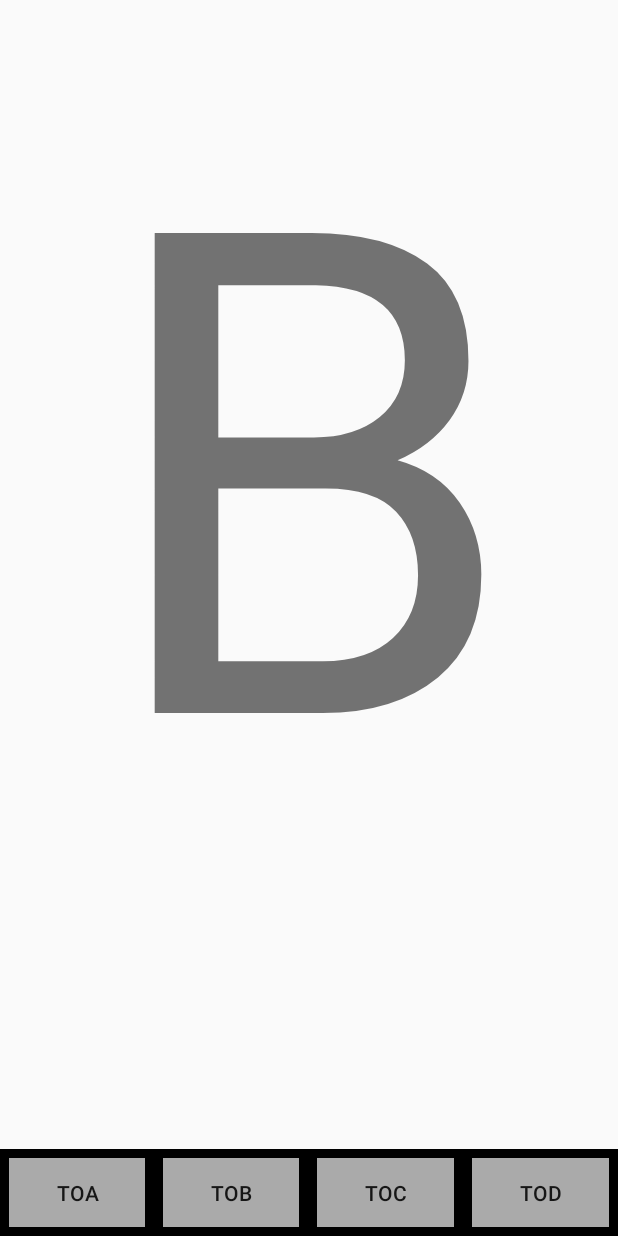
After one commit to nawaralqadhy/alqadhynawar2, an Android app: the ActivityB screen opened directly, with no data from a screen before it, on a phone screen of 412 x 824 dp. The commit adds this screen. Run offline under Robolectric (Android 15) with nearby library versions, the phone set to English and light mode, and no system bars.

Commit message:
In class activity

```diff
--- a/app/build.gradle
+++ b/app/build.gradle
@@ -27,6 +27,7 @@ dependencies {
     compile 'com.android.support:appcompat-v7:25.1.0'
     compile 'com.android.support:support-v4:25.1.0'
     compile 'com.jakewharton:butterknife:8.5.1'
+    compile 'com.android.support.constraint:constraint-layout:1.0.0-beta4'
     testCompile 'junit:junit:4.12'
     annotationProcessor 'com.jakewharton:butterknife-compiler:8.5.1'
 }
--- /dev/null
+++ b/app/src/main/java/com/example/nawaralqadhy/alqadhynawar2/ActivityB.java
@@ -0,0 +1,63 @@
+package com.example.nawaralqadhy.alqadhynawar2;
+
+import android.content.Intent;
+import android.support.v7.app.AppCompatActivity;
+import android.os.Bundle;
+import android.view.View;
+import android.widget.Button;
+
+public class ActivityB extends AppCompatActivity {
+    private Button btba;
+    private Button btbb;
+    private Button btbc;
+    private Button btbd;
+
+    @Override
+    protected void onCreate(Bundle savedInstanceState) {
+        super.onCreate(savedInstanceState);
+        setContentView(R.layout.activity_b);
+        initialView();
+        initialListener();
+
+    }
+
+    private void initialView(){
+        btba = (Button) findViewById(R.id.btba);
+        btbb = (Button) findViewById(R.id.btbb);
+        btbc = (Button) findViewById(R.id.btbc);
+        btbd = (Button) findViewById(R.id.btbd);
+    }
+
+    private void initialListener(){
+        btba.setOnClickListener(new View.OnClickListener() {
+            @Override
+            public void onClick(View v) {
+                Intent intent = new Intent(v.getContext(),ActivityA.class);
+                startActivity(intent);
+            }
+        });
+        btbb.setOnClickListener(new View.OnClickListener() {
+            @Override
+            public void onClick(View v) {
+                Intent intent = new Intent(v.getContext(),ActivityB.class);
+                startActivity(intent);
+            }
+        });
+        btbc.setOnClickListener(new View.OnClickListener() {
+            @Override
+            public void onClick(View v) {
+                Intent intent = new Intent(v.getContext(),ActivityC.class);
+                startActivity(intent);
+            }
+        });
+        btbd.setOnClickListener(new View.OnClickListener() {
+            @Override
+            public void onClick(View v) {
+                Intent intent = new Intent(v.getContext(),ActivityD.class);
+                startActivity(intent);
+            }
+        });
+
+    }
+
+}
--- /dev/null
+++ b/app/src/main/res/layout/activity_b.xml
@@ -0,0 +1,70 @@
+<?xml version="1.0" encoding="utf-8"?>
+<RelativeLayout xmlns:android="http://schemas.android.com/apk/res/android"
+    xmlns:tools="http://schemas.android.com/tools"
+    android:id="@+id/activity_b"
+    android:layout_width="match_parent"
+    android:layout_height="match_parent"
+    tools:context="com.example.nawaralqadhy.alqadhynawar2.ActivityA">
+
+    <TextView
+        android:layout_width="match_parent"
+        android:layout_height="match_parent"
+        android:textAlignment="center"
+        android:text="B"
+        android:textSize="450sp"
+        />
+
+    <LinearLayout
+        android:id="@+id/toolbar"
+        android:layout_width="match_parent"
+        android:layout_height="58dp"
+        android:layout_alignParentBottom="true"
+        android:orientation="horizontal"
+        android:background="@android:color/black">
+
+        <Button
+            android:id="@+id/btba"
+            android:layout_width="0dp"
+            android:layout_height="match_parent"
+            android:layout_margin="6dp"
+            android:layout_weight="1"
+            android:background="@android:color/darker_gray"
+            android:text="toA"
+            />
+
+        <Button
+            android:id="@+id/btbb"
+            android:layout_width="0dp"
+            android:layout_height="match_parent"
+            android:layout_margin="6dp"
+            android:layout_weight="1"
+            android:background="@android:color/darker_gray"
+            android:text="toB"
+
+            />
+
+        <Button
+            android:id="@+id/btbc"
+            android:layout_width="0dp"
+            android:layout_height="match_parent"
+            android:layout_margin="6dp"
+            android:layout_weight="1"
+            android:background="@android:color/darker_gray"
+            android:text="toC"
+
+            />
+
+        <Button
+            android:id="@+id/btbd"
+            android:layout_width="0dp"
+            android:layout_height="match_parent"
+            android:layout_margin="6dp"
+            android:layout_weight="1"
+            android:background="@android:color/darker_gray"
+            android:text="toD"
+
+            />
+    </LinearLayout>
+
+
+</RelativeLayout>
```
Also changed, not shown: app/src/main/AndroidManifest.xml (+6 -2 lines), app/src/main/java/com/example/nawaralqadhy/alqadhynawar2/ActivityC.java (added, +63 -0 lines), app/src/main/java/com/example/nawaralqadhy/alqadhynawar2/ActivityD.java (added, +64 -0 lines), app/src/main/java/com/example/nawaralqadhy/alqadhynawar2/MainActivity.java (+12 -0 lines), app/src/main/res/layout/activity_a.xml (added, +70 -0 lines), app/src/main/res/layout/activity_c.xml (added, +69 -0 lines), app/src/main/res/layout/activity_d.xml (added, +71 -0 lines), app/src/main/res/layout/activity_main.xml (+22 -39 lines).
